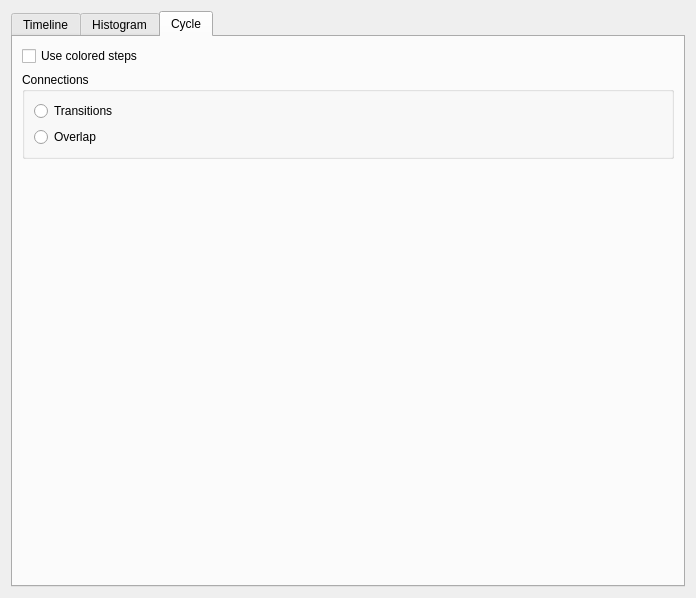
Old version of the form optionswidget.ui in the repository Noughmad/Isle.
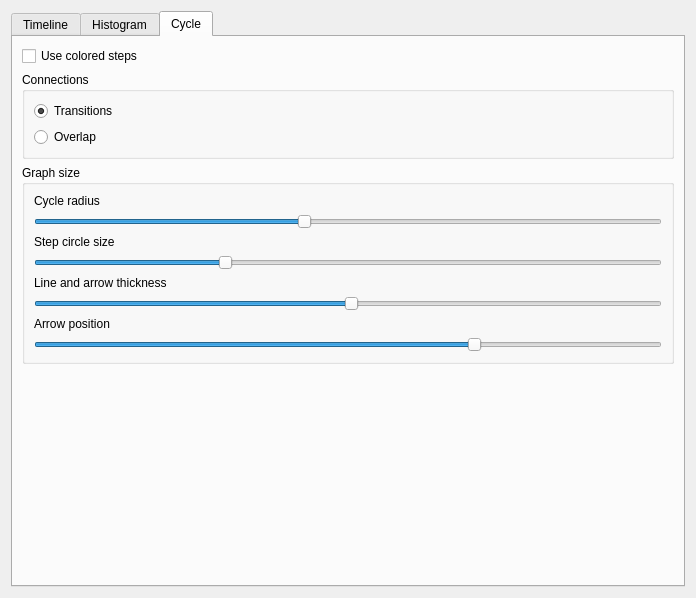
New version of the form.

Commit message:
Allow changing of parameters for cycles
These parameters are saved and loaded to application settings.
#1

Patch:
```diff
--- a/optionswidget.ui
+++ b/optionswidget.ui
@@ -128,6 +128,9 @@
             <property name="text">
              <string>Transitions</string>
             </property>
+            <property name="checked">
+             <bool>true</bool>
+            </property>
            </widget>
           </item>
           <item>
@@ -140,6 +143,92 @@
          </layout>
         </widget>
        </item>
+       <item>
+        <widget class="QGroupBox" name="groupBox_3">
+         <property name="title">
+          <string>Graph size</string>
+         </property>
+         <layout class="QVBoxLayout" name="verticalLayout_6">
+          <item>
+           <widget class="QLabel" name="label">
+            <property name="text">
+             <string>Cycle radius</string>
+            </property>
+           </widget>
+          </item>
+          <item>
+           <widget class="QSlider" name="cycleRadiusSlider">
+            <property name="minimum">
+             <number>50</number>
+            </property>
+            <property name="maximum">
+             <number>400</number>
+            </property>
+            <property name="value">
+             <number>200</number>
+            </property>
+            <property name="orientation">
+             <enum>Qt::Horizontal</enum>
+            </property>
+           </widget>
+          </item>
+          <item>
+           <widget class="QLabel" name="label_2">
+            <property name="text">
+             <string>Step circle size</string>
+            </property>
+           </widget>
+          </item>
+          <item>
+           <widget class="QSlider" name="stepSizeSlider">
+            <property name="maximum">
+             <number>50</number>
+            </property>
+            <property name="value">
+             <number>15</number>
+            </property>
+            <property name="orientation">
+             <enum>Qt::Horizontal</enum>
+            </property>
+           </widget>
+          </item>
+          <item>
+           <widget class="QLabel" name="label_3">
+            <property name="text">
+             <string>Line and arrow thickness</string>
+            </property>
+           </widget>
+          </item>
+          <item>
+           <widget class="QSlider" name="thicknessSlider">
+            <property name="value">
+             <number>50</number>
+            </property>
+            <property name="orientation">
+             <enum>Qt::Horizontal</enum>
+            </property>
+           </widget>
+          </item>
+          <item>
+           <widget class="QLabel" name="label_4">
+            <property name="text">
+             <string>Arrow position</string>
+            </property>
+           </widget>
+          </item>
+          <item>
+           <widget class="QSlider" name="arrowPositionSlider">
+            <property name="value">
+             <number>70</number>
+            </property>
+            <property name="orientation">
+             <enum>Qt::Horizontal</enum>
+            </property>
+           </widget>
+          </item>
+         </layout>
+        </widget>
+       </item>
        <item>
         <spacer name="verticalSpacer_2">
          <property name="orientation">
```
Left out of the diff: 35 changed lines with no effect on the pictures. The commit also changes 3 other files.
